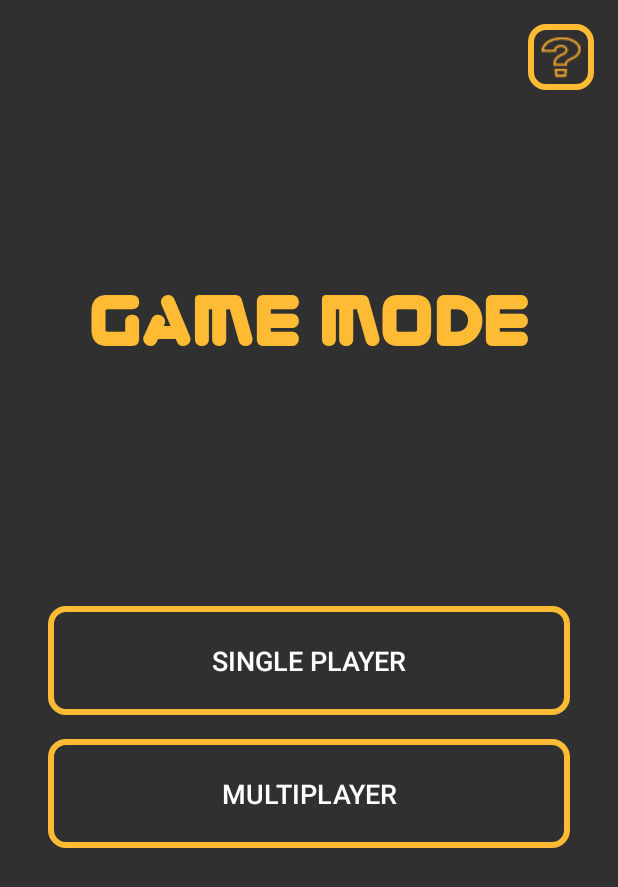
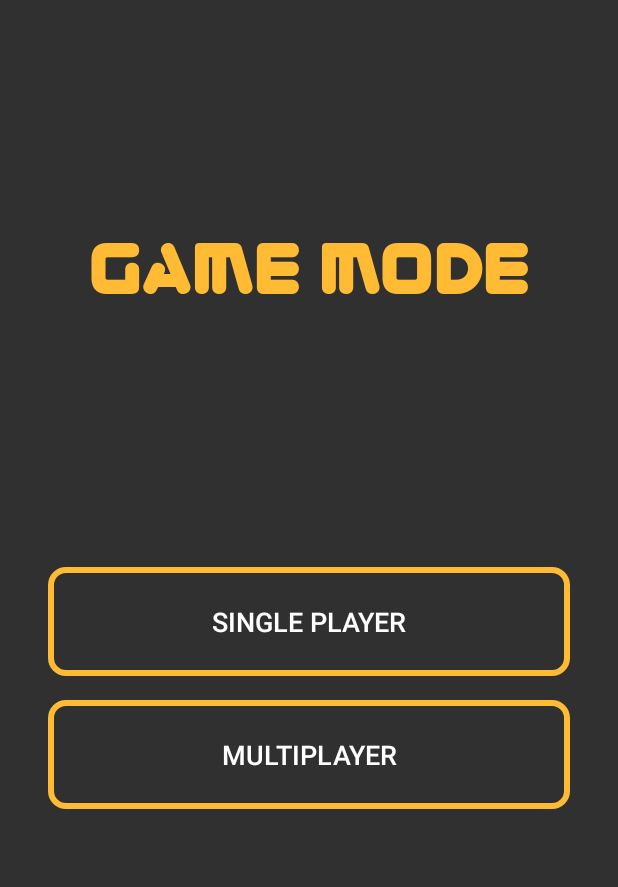
Before and after one commit to NetoPedro/TicTacToe, an Android app: the SelectGameModeActivity screen opened directly, with no data from a screen before it, on a phone screen of 412 x 824 dp. Shown: the top 887 px of the screen. Run offline under Robolectric (Android 15) with nearby library versions, the phone set to English and light mode, and no system bars.

Commit message:
Help message

```diff
--- a/app/src/main/res/layout/activity_select_game_mode.xml
+++ b/app/src/main/res/layout/activity_select_game_mode.xml
@@ -10,17 +10,6 @@
     android:paddingTop="@dimen/activity_vertical_margin"
     android:orientation="vertical"
     tools:context="com.trimteam.tictactoe.SelectGameModeActivity">
-
-    <ImageView
-        android:layout_width="wrap_content"
-        android:layout_height="wrap_content"
-        android:src="@drawable/help_icon"
-        android:id="@+id/help_icon"
-        android:clickable="true"
-        android:scaleType="center"
-        android:padding="8dp"
-        android:layout_gravity="right"
-        android:background="@drawable/button_border"/>
 
     <TextView
         android:layout_width="match_parent"
```
Also changed, not shown: app/src/main/java/com/trimteam/tictactoe/SelectDifficultyActivity.java (+14 -0 lines).
